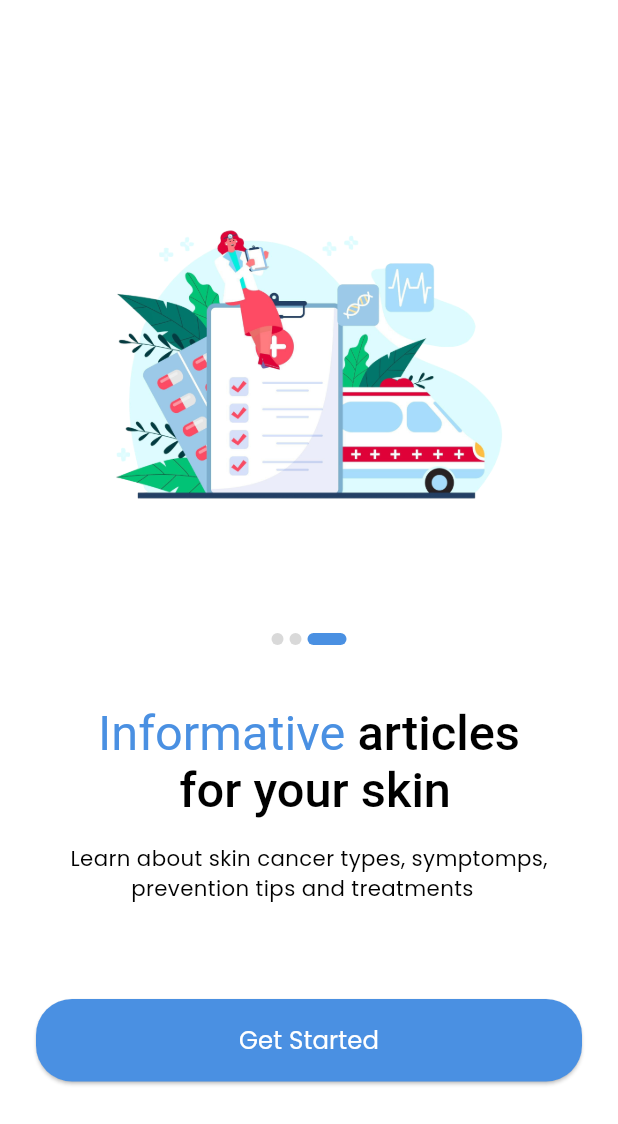
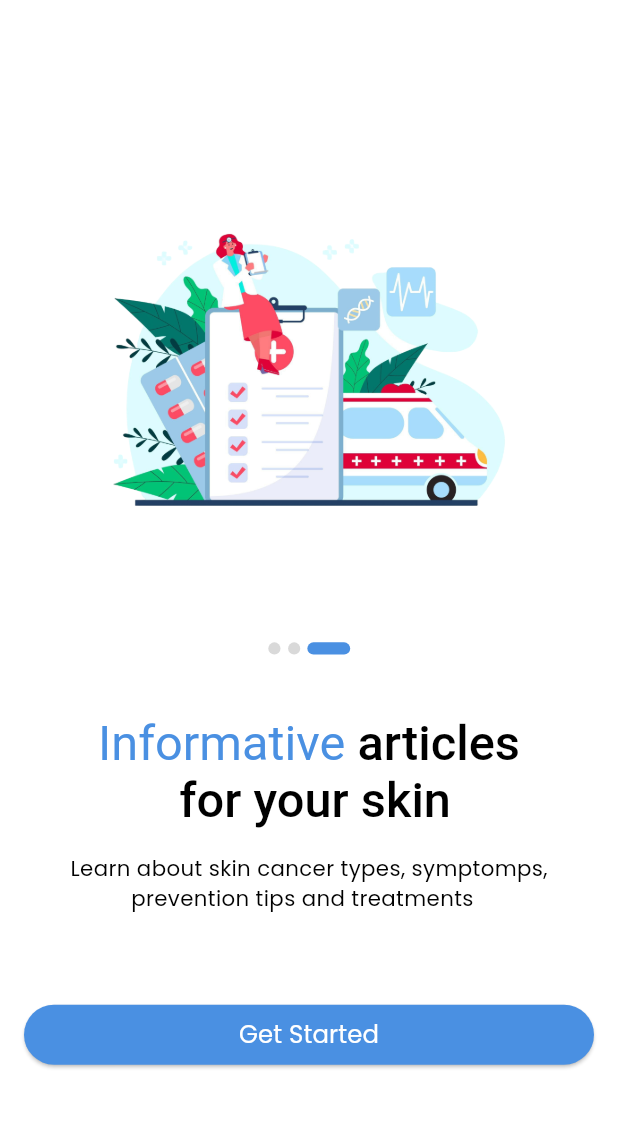
Before and after one commit to ehab968/skin_safe_app, a Flutter app: the SecondOnBoardingView screen opened by its route, after a tap on the "navigate next" icon, on a phone screen of 412 x 824 dp. Shown: the top 1124 px of the screen. Run offline on Flutter 3.47's test engine with Material 3 defaults, Android fonts, the phone set to English and light mode, and no system bars; our stand-ins replace flutter_screenutil; project files that could hold a hidden picture were left out.

Commit message:
finish editing onboarding

```diff
--- a/lib/core/routing/app_router.dart
+++ b/lib/core/routing/app_router.dart
@@ -1,5 +1,6 @@
 import 'package:flutter/material.dart';
 import 'package:skin_care_app/core/routing/routes.dart';
+import 'package:skin_care_app/features/Home/home_view.dart';
 import 'package:skin_care_app/features/authentication/login/ui/login_view.dart';
 import 'package:skin_care_app/features/on_boarding/ui/on_boarding_view.dart';
 import 'package:skin_care_app/features/on_boarding/ui/second_on_boarding_view.dart';
@@ -29,6 +30,10 @@ class AppRouter {
         return MaterialPageRoute(
           builder: (_) => const ThirdOnBoardingView(),
         );
+         case Routes.homeView:
+        return MaterialPageRoute(
+          builder: (_) => const HomeView(),
+        );
 
       default:
         return MaterialPageRoute(
--- a/lib/core/theme/styles.dart
+++ b/lib/core/theme/styles.dart
@@ -33,12 +33,12 @@ class Styles {
     fontWeight: FontWeight.w300,
     color: ColorManager.primaryBlue,
   );
-   static TextStyle font14Black500Weight = TextStyle(
+   static TextStyle font32Black500Weight = TextStyle(
     fontSize: 32.sp,
     fontWeight: FontWeight.w500,
     color: ColorManager.black,
   );
-   static TextStyle font14PrimaryBlue400Weight = TextStyle(
+   static TextStyle font32PrimaryBlue400Weight = TextStyle(
     fontSize: 32.sp,
     fontWeight: FontWeight.w400,
     color: ColorManager.primaryBlue,
@@ -48,5 +48,15 @@ class Styles {
     fontWeight: FontWeight.w300,
     color: ColorManager.black,
   );
+  static TextStyle font20Black500Weight = TextStyle(
+    fontSize: 20.sp,
+    fontWeight: FontWeight.w500,
+    color: ColorManager.black,
+  );
+  static TextStyle font16Black500Weight = TextStyle(
+    fontSize: 16.sp,
+    fontWeight: FontWeight.w500,
+    color: ColorManager.black,
+  );
 
 }
--- a/lib/features/on_boarding/ui/second_on_boarding_view.dart
+++ b/lib/features/on_boarding/ui/second_on_boarding_view.dart
@@ -1,4 +1,6 @@
 import 'package:flutter/material.dart';
+import 'package:flutter_screenutil/flutter_screenutil.dart';
+import 'package:skin_care_app/core/helper/spacing.dart';
 import 'package:skin_care_app/core/theme/colors.dart';
 import 'package:skin_care_app/core/theme/styles.dart';
 import 'package:skin_care_app/features/on_boarding/widgets/bottom_of_onBoarding.dart';
@@ -13,42 +15,43 @@ class SecondOnBoardingView extends StatelessWidget {
       body: SafeArea(
         child: SingleChildScrollView(
           child: Column(
+            mainAxisAlignment: MainAxisAlignment.center,
             children: [
-              SizedBox(height: 96),
+              verticalSpace(height: 96),
               Center(
                 child: Container(
-                  width: 294,
-                  height: 294,
+                  width: 294.w,
+                  height: 294.h,
                   child: Image.asset('assets/images/second_onboarding_screen_pic.png')),
               ),
-                SizedBox(height: 32,),
+                verticalSpace(height: 32),
               Center(child: secondtoggleButton()),
-              SizedBox(height: 40),
+              verticalSpace(height: 40),
              RichText(
             textAlign: TextAlign.center,
             text: TextSpan(
               children: [
                 TextSpan(
           text: "Easy, ",
-          style:  Styles.font14PrimaryBlue400Weight,
+          style:  Styles.font32PrimaryBlue400Weight,
                 ),
                 TextSpan(
           text: "on-demand\n",
-          style: Styles.font14Black500Weight,
+          style: Styles.font32Black500Weight,
                 ),
                 TextSpan(
           text: "access to specialists",
-          style: Styles.font14Black500Weight,
+          style: Styles.font32Black500Weight,
                 ),
               ],
             ),
           ),
-           SizedBox(height: 16,),
+          verticalSpace(height: 16),
            Center(
              child: Text( "   connect you with certified dermatologists for\n                    expert advice and care",
              style: Styles.font14Black300Weight ,),
         ),
-        SizedBox(height: 40,),
+        verticalSpace(height: 40),
 
 secondbottomscreen(),
         ],
--- a/lib/features/on_boarding/ui/third_on_boarding_view.dart
+++ b/lib/features/on_boarding/ui/third_on_boarding_view.dart
@@ -1,4 +1,6 @@
 import 'package:flutter/material.dart';
+import 'package:flutter_screenutil/flutter_screenutil.dart';
+import 'package:skin_care_app/core/helper/spacing.dart';
 import 'package:skin_care_app/core/theme/colors.dart';
 import 'package:skin_care_app/core/theme/styles.dart';
 import 'package:skin_care_app/features/on_boarding/widgets/bottom_of_onBoarding.dart';
@@ -15,41 +17,42 @@ class ThirdOnBoardingView extends StatelessWidget {
         child: SingleChildScrollView(
           child: Column(
             children: [
-              SizedBox(height: 96),
+              // SizedBox(height: 96.h),
+              verticalSpace(height: 96),
               Center(
                 child: Container(
-                  width: 294,
-                  height: 294,
+                  width: 294.w,
+                  height: 294.h,
                   child: Image.asset('assets/images/third_onboarding_screen_pic.png')),
               ),
-                SizedBox(height: 32,),
+                verticalSpace(height: 32),
               Center(child: thirdtogglebutton()),
-              SizedBox(height: 40),
+              verticalSpace(height: 40),
              RichText(
             textAlign: TextAlign.center,
             text: TextSpan(
               children: [
                 TextSpan(
           text: "Informative",
-          style:  Styles.font14PrimaryBlue400Weight,
+          style:  Styles.font32PrimaryBlue400Weight,
                 ),
                 TextSpan(
           text: " articles\n",
-          style: Styles.font14Black500Weight,
+          style: Styles.font32Black500Weight,
                 ),
                 TextSpan(
           text: " for your skin",
-          style: Styles.font14Black500Weight,
+          style: Styles.font32Black500Weight,
                 ),
               ],
             ),
           ),
-           SizedBox(height: 16,),
+           verticalSpace(height: 16),
            Center(
              child: Text( "Learn about skin cancer types, symptomps,\n          prevention tips and treatments",
              style: Styles.font14Black300Weight ,),
         ),
-        SizedBox(height: 40,),
+        verticalSpace(height: 40),
 GetStartedButton(),
 
         ],
--- a/lib/features/on_boarding/widgets/bottom_of_onBoarding.dart
+++ b/lib/features/on_boarding/widgets/bottom_of_onBoarding.dart
@@ -1,4 +1,5 @@
 import 'package:flutter/material.dart';
+import 'package:flutter_screenutil/flutter_screenutil.dart';
 import 'package:skin_care_app/core/helper/extensions.dart';
 import 'package:skin_care_app/core/routing/routes.dart';
 import 'package:skin_care_app/core/theme/colors.dart';
@@ -9,7 +10,7 @@ class BottomOfOnboarding extends StatelessWidget {
   @override
   Widget build(BuildContext context) {
     return Padding(
-      padding: const EdgeInsets.symmetric(horizontal: 17, vertical: 17),
+      padding:  EdgeInsets.symmetric(horizontal: 16.w , vertical: 16.h),
       child: Row(
         mainAxisAlignment: MainAxisAlignment.spaceBetween,
         children: [
@@ -17,7 +18,7 @@ class BottomOfOnboarding extends StatelessWidget {
             onPressed: () {},
             child: Text(
               "Skip",
-              style: TextStyle(color: ColorManager.black, fontSize: 16),
+              style: TextStyle(color: ColorManager.black, fontSize: 16.sp),
             ),
           ),
           Container(
@@ -31,9 +32,9 @@ class BottomOfOnboarding extends StatelessWidget {
               },
               icon: Icon(
                 Icons.navigate_next_sharp,
-                size: 24,
+                size: 24.sp,
                 color: Colors.white,
-                weight: 2,
+                weight: 2.sp,
               ),
             ),
           ),
@@ -48,7 +49,7 @@ class secondbottomscreen extends StatelessWidget {
   @override
   Widget build(BuildContext context) {
     return Padding(
-      padding: const EdgeInsets.symmetric(horizontal: 17, vertical: 17),
+      padding:  EdgeInsets.symmetric(horizontal: 16.w, vertical: 16.h),
       child: Row(
         mainAxisAlignment: MainAxisAlignment.spaceBetween,
         children: [
@@ -56,7 +57,7 @@ class secondbottomscreen extends StatelessWidget {
             onPressed: () {},
             child: Text(
               "Skip",
-              style: TextStyle(color: ColorManager.black, fontSize: 16),
+              style: TextStyle(color: ColorManager.black, fontSize: 16.sp),
             ),
           ),
           Container(
@@ -70,9 +71,9 @@ class secondbottomscreen extends StatelessWidget {
               },
               icon: Icon(
                 Icons.navigate_next_sharp,
-                size: 24,
+                size: 24.sp,
                 color: Colors.white,
-                weight: 2,
+                weight: 2.sp,
               ),
             ),
           ),
--- a/lib/features/on_boarding/widgets/get_started_button.dart
+++ b/lib/features/on_boarding/widgets/get_started_button.dart
@@ -1,6 +1,10 @@
 import 'package:flutter/material.dart';
+import 'package:flutter_screenutil/flutter_screenutil.dart';
+import 'package:skin_care_app/core/helper/extensions.dart';
+import 'package:skin_care_app/core/routing/routes.dart';
 import 'package:skin_care_app/core/theme/colors.dart';
 import 'package:skin_care_app/core/theme/styles.dart';
+import 'package:skin_care_app/features/Home/home_view.dart';
 
 class GetStartedButton extends StatelessWidget {
   const GetStartedButton({super.key});
@@ -54,19 +58,19 @@ class GetStartedButton extends StatelessWidget {
     //   );
     // }
     return Padding(
-      padding: const EdgeInsets.all(24),
+      padding: const EdgeInsets.all(16),
       child: SizedBox(
         width: double.infinity,
         child: ElevatedButton(
           onPressed: () {
-
+            context.pushNamed(Routes.homeView);
           },
           style: ElevatedButton.styleFrom(
             backgroundColor: ColorManager.primaryBlue,
             foregroundColor: ColorManager.white,
-            padding: EdgeInsets.symmetric(vertical: 16),
+            padding: EdgeInsets.symmetric(vertical: 8.h),
             shape: RoundedRectangleBorder(
-              borderRadius: BorderRadius.circular(24),
+              borderRadius: BorderRadius.circular(22),
             ),
           ),
           child: Text('Get Started', style: Styles.font16White500Weight),
--- a/lib/features/on_boarding/widgets/toggle_button_onBoarding.dart
+++ b/lib/features/on_boarding/widgets/toggle_button_onBoarding.dart
@@ -1,4 +1,6 @@
 import 'package:flutter/material.dart';
+import 'package:flutter_screenutil/flutter_screenutil.dart';
+import 'package:skin_care_app/core/helper/spacing.dart';
 import 'package:skin_care_app/core/theme/colors.dart';
 
 class ToggleButtonOnboarding extends StatelessWidget {
@@ -9,26 +11,27 @@ class ToggleButtonOnboarding extends StatelessWidget {
     return Row(
       mainAxisAlignment: MainAxisAlignment.center,
       children: [
-        Container( width: 26,
-            height: 8,
+        Container( width: 26.w,
+            height: 8.h,
             decoration: BoxDecoration(
               color: ColorManager.primaryBlue,
               borderRadius: BorderRadius.circular(5),
             ),
           ),
-          SizedBox(width: 4),
+          // SizedBox(width: 4.w),
+          horizontalSpace(width: 4),
           Container(
-             width: 8,
-            height: 8,
+             width: 8.w,
+            height: 8.h,
             decoration: BoxDecoration(
               color: ColorManager.morelightergray,
               shape: BoxShape.circle,
             ),
           ),
-          SizedBox(width: 4),
+          horizontalSpace(width: 4),
            Container(
-             width: 8,
-            height: 8,
+             width: 8.w,
+            height: 8.h,
             decoration: BoxDecoration(
               color: ColorManager.morelightergray,
               shape: BoxShape.circle,
@@ -47,25 +50,25 @@ class secondtoggleButton extends StatelessWidget {
       mainAxisAlignment: MainAxisAlignment.center,
       children: [
           Container(
-             width: 8,
-            height: 8,
+             width: 8.w,
+            height: 8.h,
             decoration: BoxDecoration(
               color: ColorManager.morelightergray,
               shape: BoxShape.circle,
             ),
           ),
-          SizedBox(width: 4,),
-           Container( width: 26,
-            height: 8,
+          horizontalSpace(width: 4),
+           Container( width: 26.w,
+            height: 8.h,
             decoration: BoxDecoration(
               color: ColorManager.primaryBlue,
               borderRadius: BorderRadius.circular(5),
             ),
           ),
-          SizedBox(width: 4),
+          horizontalSpace(width: 4),
            Container(
-             width: 8,
-            height: 8,
+             width: 8.w,
+            height: 8.h,
             decoration: BoxDecoration(
               color: ColorManager.morelightergray,
               shape: BoxShape.circle,
@@ -84,25 +87,25 @@ class thirdtogglebutton extends StatelessWidget {
       mainAxisAlignment: MainAxisAlignment.center,
       children: [
           Container(
-             width: 8,
-            height: 8,
+             width: 8.w,
+            height: 8.h,
             decoration: BoxDecoration(
               color: ColorManager.morelightergray,
               shape: BoxShape.circle,
             ),
           ),
-          SizedBox(width: 4,),
+          horizontalSpace(width: 4),
            Container(
-             width: 8,
-            height: 8,
+             width: 8.w,
+            height: 8.h,
             decoration: BoxDecoration(
               color: ColorManager.morelightergray,
               shape: BoxShape.circle,
             ),
           ),
-          SizedBox(width: 4,),
-          Container( width: 26,
-            height: 8,
+          horizontalSpace(width: 4),
+          Container( width: 26.w,
+            height: 8.h,
             decoration: BoxDecoration(
               color: ColorManager.primaryBlue,
               borderRadius: BorderRadius.circular(5),
```
Also changed, not shown: lib/features/Home/home_view.dart (added, +62 -0 lines), lib/features/on_boarding/ui/on_boarding_view.dart (+11 -9 lines), lib/core/routing/routes.dart (line endings or trailing spaces), 4 other files.
